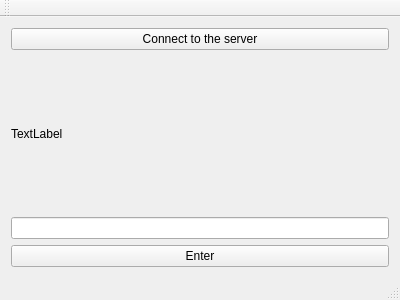
Before: the Qt Designer form client/mainwindow.ui in dluschan/Coridor, drawn with Qt 5.
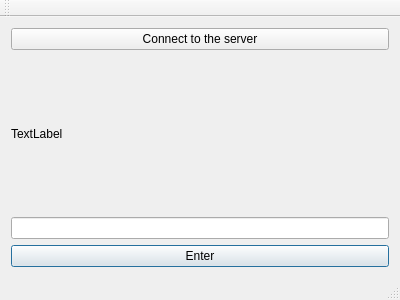
After: the same form once the commit is applied.

```diff
--- a/client/mainwindow.ui
+++ b/client/mainwindow.ui
@@ -14,8 +14,8 @@
    <string>MainWindow</string>
   </property>
   <widget class="QWidget" name="centralWidget">
-   <layout class="QVBoxLayout" name="verticalLayout">
-    <item>
+   <layout class="QGridLayout" name="gridLayout">
+    <item row="0" column="0">
      <widget class="QPushButton" name="pushButton">
       <property name="text">
        <string>Connect to the server</string>
@@ -32,11 +32,17 @@
     <item>
      <widget class="QLineEdit" name="lineEdit"/>
     </item>
-    <item>
+    <item row="3" column="0">
      <widget class="QPushButton" name="Enter">
       <property name="text">
        <string>Enter</string>
       </property>
+      <property name="autoDefault">
+       <bool>true</bool>
+      </property>
+      <property name="default">
+       <bool>true</bool>
+      </property>
      </widget>
     </item>
    </layout>
```
Left out of the diff: 4 changed lines with no effect on the pictures.
